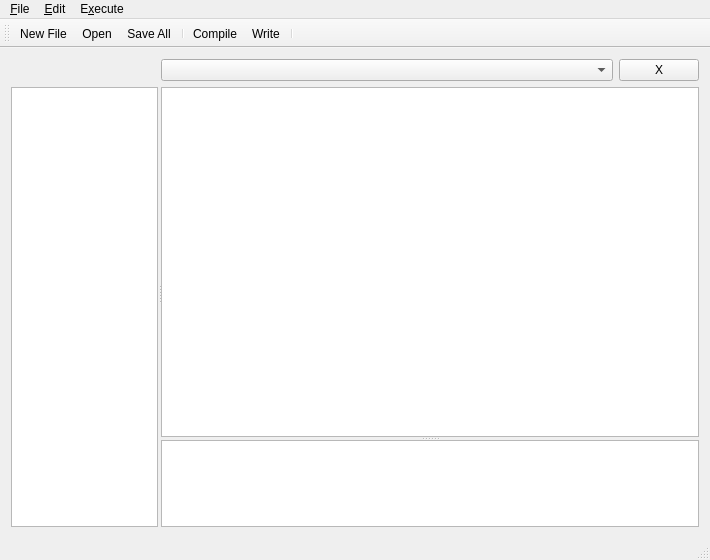
Qt form src/mainwindow.ui (mrubyc/mrubyc_ide) before a commit.
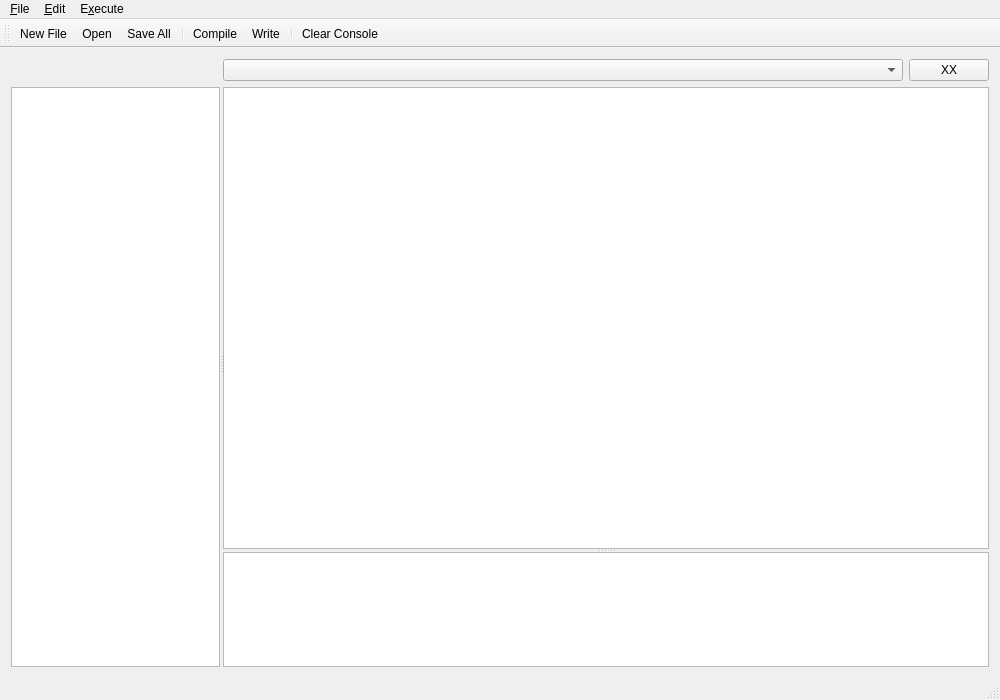
The same form after that commit. Icons and pictures are not drawn. Custom widgets are drawn as their Qt base class.

Commit message: コンソール消去アイコンの追加

```diff
--- a/src/mainwindow.ui
+++ b/src/mainwindow.ui
@@ -6,8 +6,8 @@
    <rect>
     <x>0</x>
     <y>0</y>
-    <width>710</width>
-    <height>560</height>
+    <width>1000</width>
+    <height>700</height>
    </rect>
   </property>
   <property name="windowTitle">
@@ -136,7 +136,7 @@
               </sizepolicy>
              </property>
              <property name="text">
-              <string>X</string>
+              <string>XX</string>
              </property>
             </widget>
            </item>
@@ -198,6 +198,7 @@
    <addaction name="actionCompile"/>
    <addaction name="actionWrite"/>
    <addaction name="separator"/>
+   <addaction name="actionClearConsole"/>
   </widget>
   <widget class="QStatusBar" name="statusBar"/>
   <widget class="QMenuBar" name="menuBar">
@@ -205,8 +206,8 @@
     <rect>
      <x>0</x>
      <y>0</y>
-     <width>710</width>
-     <height>24</height>
+     <width>1000</width>
+     <height>21</height>
     </rect>
    </property>
    <property name="defaultUp">
```
Left out of the diff: 4 changed lines with no effect on the pictures. The commit also changes 2 other files.
